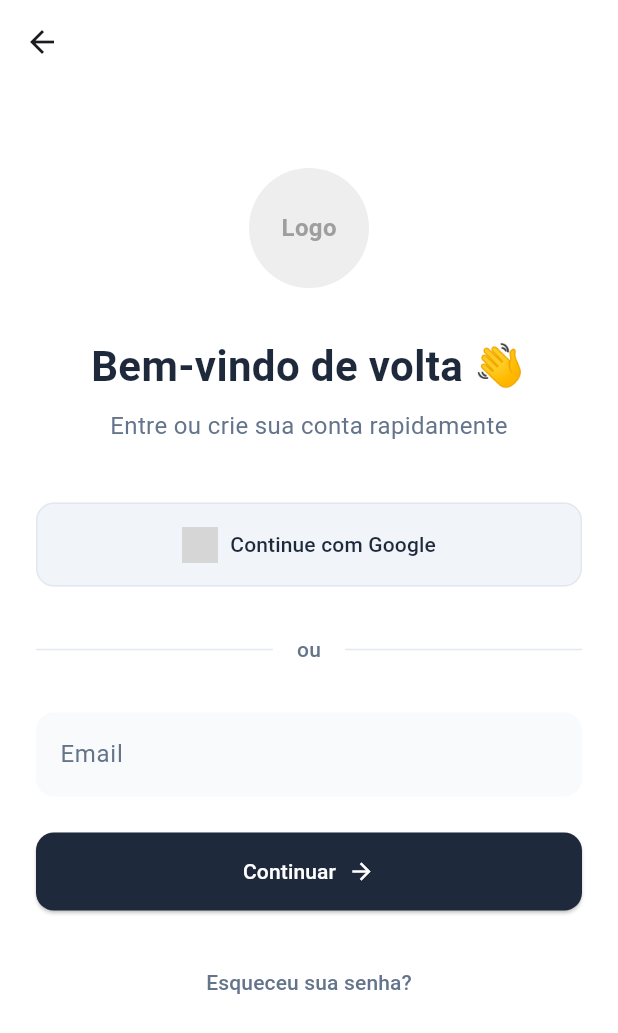
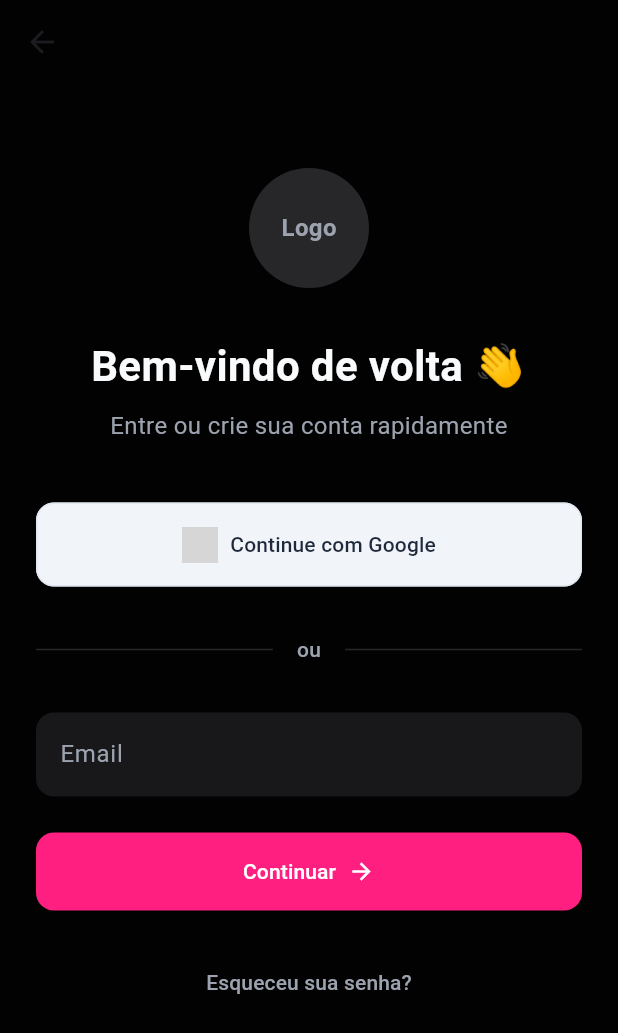
Before and after one commit to bruno1030/travelapp_frontend, a Flutter app: the screen it shows after launch, item 3 of the bottom bar chosen, on a phone screen of 412 x 824 dp. Shown: the top 1033 px of the screen. Run offline on Flutter 3.47's test engine with Material 3 defaults, Android fonts, the phone set to English and light mode, and no system bars; our stand-ins replace cached_network_image, firebase_auth, firebase_core, geolocator, google_sign_in, image_picker and 2 more; accounts and stored records are empty; generated files the repository leaves out were written again; network calls fail; grey boxes are pictures that could not be loaded.

Commit message:
improve login screen style

```diff
--- a/lib/screens/login_screen.dart
+++ b/lib/screens/login_screen.dart
@@ -1,7 +1,6 @@
 import 'package:flutter/foundation.dart';
 import 'package:flutter/material.dart';
 import 'package:provider/provider.dart';
-import 'package:sign_in_with_apple/sign_in_with_apple.dart';
 import '../controllers/auth_controller.dart';
 import 'dart:io';
 
@@ -28,7 +27,7 @@ class _LoginScreenState extends State<LoginScreen> {
     final auth = Provider.of<AuthController>(context);
 
     return Scaffold(
-      backgroundColor: Colors.white,
+      backgroundColor: const Color(0xFF020202), // fundo dark igual ao bottom bar
       appBar: AppBar(
         backgroundColor: Colors.transparent,
         elevation: 0,
@@ -45,8 +44,8 @@ class _LoginScreenState extends State<LoginScreen> {
                 child: Container(
                   width: 80,
                   height: 80,
-                  decoration: BoxDecoration(
-                    color: Colors.grey[200],
+                  decoration: const BoxDecoration(
+                    color: Color(0xFF27272A),
                     shape: BoxShape.circle,
                   ),
                   child: const Center(
@@ -55,7 +54,7 @@ class _LoginScreenState extends State<LoginScreen> {
                       style: TextStyle(
                         fontSize: 16,
                         fontWeight: FontWeight.bold,
-                        color: Colors.grey,
+                        color: Color(0xFF9CA3AF),
                       ),
                     ),
                   ),
@@ -67,7 +66,7 @@ class _LoginScreenState extends State<LoginScreen> {
                 style: TextStyle(
                   fontSize: 28,
                   fontWeight: FontWeight.bold,
-                  color: Color(0xFF1E293B), // Cor de texto principal
+                  color: Color(0xFFF9FAFB),
                 ),
                 textAlign: TextAlign.center,
               ),
@@ -76,12 +75,12 @@ class _LoginScreenState extends State<LoginScreen> {
                 'Entre ou crie sua conta rapidamente',
                 style: TextStyle(
                   fontSize: 16,
-                  color: Color(0xFF64748B), // Cor de texto secundária
+                  color: Color(0xFF9CA3AF),
                 ),
                 textAlign: TextAlign.center,
               ),
               const SizedBox(height: 40),
-              // Botão Google
+              // Botão Google (mantém estilo claro)
               ElevatedButton.icon(
                 onPressed: () async {
                   await auth.signInWithGoogle();
@@ -93,49 +92,35 @@ class _LoginScreenState extends State<LoginScreen> {
                 ),
                 label: const Text('Continue com Google'),
                 style: ElevatedButton.styleFrom(
-                  backgroundColor: const Color(0xFFF1F5F9), // Cor de fundo
-                  foregroundColor: const Color(0xFF1E293B), // Cor do texto
+                  backgroundColor: const Color(0xFFF1F5F9),
+                  foregroundColor: const Color(0xFF1E293B),
                   elevation: 0,
                   shape: RoundedRectangleBorder(
                     borderRadius: BorderRadius.circular(12),
-                    side: const BorderSide(color: Color(0xFFE2E8F0)), // Cor da borda
+                    side: const BorderSide(color: Color(0xFFE2E8F0)),
                   ),
                   padding: const EdgeInsets.symmetric(vertical: 16),
                 ),
               ),
-              if (!kIsWeb && Platform.isIOS)
-                const SizedBox(height: 16),
-              if (!kIsWeb && Platform.isIOS)
-                // Botão Apple
-                SignInWithAppleButton(
-                  onPressed: () async {
-                    await auth.signInWithApple();
-                  },
-                  style: SignInWithAppleButtonStyle.black,
-                ),
               const SizedBox(height: 32),
               // Divisor "ou"
-              const Row(
-                children: [
+              Row(
+                children: const [
                   Expanded(
-                    child: Divider(
-                      color: Color(0xFFE2E8F0),
-                    ),
+                    child: Divider(color: Color(0xFF27272A)),
                   ),
                   Padding(
                     padding: EdgeInsets.symmetric(horizontal: 16.0),
                     child: Text(
                       'ou',
                       style: TextStyle(
-                        color: Color(0xFF64748B),
+                        color: Color(0xFF9CA3AF),
                         fontWeight: FontWeight.w500,
                       ),
                     ),
                   ),
                   Expanded(
-                    child: Divider(
-                      color: Color(0xFFE2E8F0),
-                    ),
+                    child: Divider(color: Color(0xFF27272A)),
                   ),
                 ],
               ),
@@ -143,11 +128,12 @@ class _LoginScreenState extends State<LoginScreen> {
               // Campo de email
               TextField(
                 controller: emailController,
+                style: const TextStyle(color: Color(0xFFF9FAFB)),
                 decoration: InputDecoration(
                   labelText: 'Email',
-                  labelStyle: const TextStyle(color: Color(0xFF64748B)),
+                  labelStyle: const TextStyle(color: Color(0xFF9CA3AF)),
                   filled: true,
-                  fillColor: const Color(0xFFF8FAFC),
+                  fillColor: const Color(0xFF18181B),
                   border: OutlineInputBorder(
                     borderRadius: BorderRadius.circular(12),
                     borderSide: BorderSide.none,
@@ -158,23 +144,31 @@ class _LoginScreenState extends State<LoginScreen> {
                   ),
                   focusedBorder: OutlineInputBorder(
                     borderRadius: BorderRadius.circular(12),
-                    borderSide: const BorderSide(color: Color(0xFF38BDF8), width: 2),
+                    borderSide: const BorderSide(
+                      color: Color(0xFFFE1F80),
+                      width: 2,
+                    ),
                   ),
                 ),
               ),
               const SizedBox(height: 24),
-              // Botão de continuar
+              // Botão de continuar (email)
               ElevatedButton(
                 onPressed: () {
-                  // Lógica para login/signup por email
-                  // A tela seguinte precisará de uma verificação para saber se o usuário já existe
-                  // para pedir senha ou criar nova conta
                   ScaffoldMessenger.of(context).showSnackBar(
                     const SnackBar(
                       content: Text('Função de email ainda não implementada.'),
                     ),
                   );
                 },
+                style: ElevatedButton.styleFrom(
+                  backgroundColor: const Color(0xFFFE1F80),
+                  foregroundColor: Colors.white,
+                  shape: RoundedRectangleBorder(
+                    borderRadius: BorderRadius.circular(12),
+                  ),
+                  padding: const EdgeInsets.symmetric(vertical: 16),
+                ),
                 child: const Row(
                   mainAxisAlignment: MainAxisAlignment.center,
                   children: [
@@ -183,20 +177,11 @@ class _LoginScreenState extends State<LoginScreen> {
                     Icon(Icons.arrow_forward),
                   ],
                 ),
-                style: ElevatedButton.styleFrom(
-                  backgroundColor: const Color(0xFF1E293B), // Cor do botão principal
-                  foregroundColor: Colors.white,
-                  shape: RoundedRectangleBorder(
-                    borderRadius: BorderRadius.circular(12),
-                  ),
-                  padding: const EdgeInsets.symmetric(vertical: 16),
-                ),
               ),
               const SizedBox(height: 24),
-              // Link para esquecer senha
+              // Link esquecer senha
               TextButton(
                 onPressed: () {
-                  // Lógica para resetar senha
                   ScaffoldMessenger.of(context).showSnackBar(
                     const SnackBar(
                       content: Text('Função de recuperação de senha ainda não implementada.'),
@@ -205,7 +190,10 @@ class _LoginScreenState extends State<LoginScreen> {
                 },
                 child: const Text(
                   'Esqueceu sua senha?',
-                  style: TextStyle(color: Color(0xFF64748B), fontWeight: FontWeight.w500),
+                  style: TextStyle(
+                    color: Color(0xFF9CA3AF),
+                    fontWeight: FontWeight.w500,
+                  ),
                 ),
               ),
             ],
```
